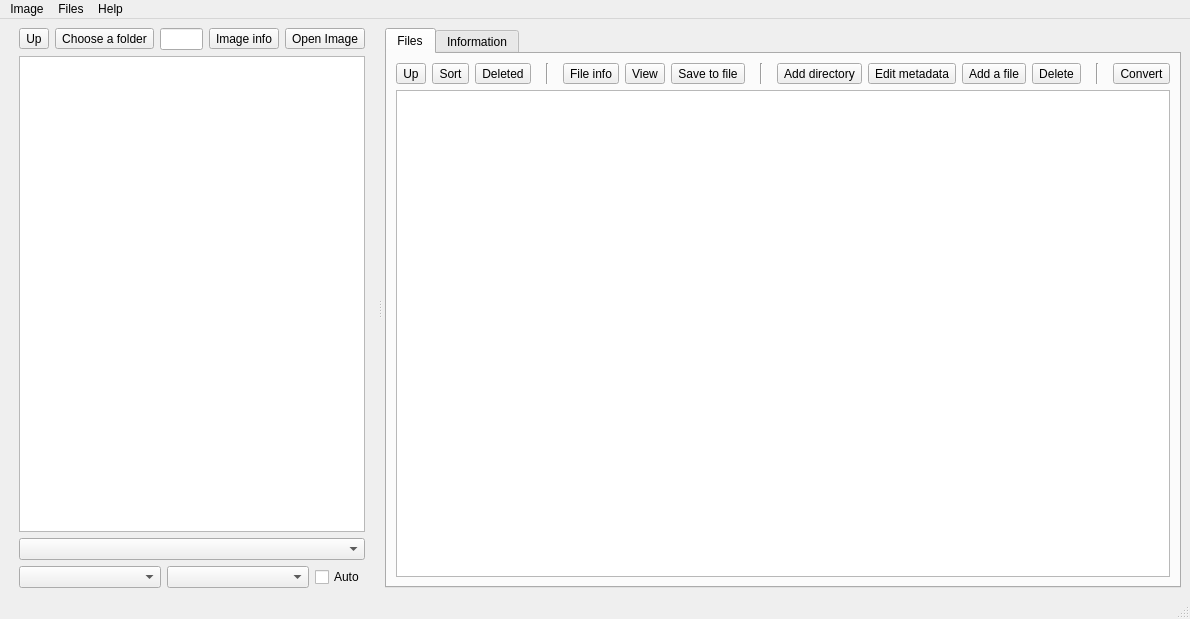
Before: the Qt Designer form src/mainwindow.ui in Ptr314/dsk_commander, drawn with Qt 5.
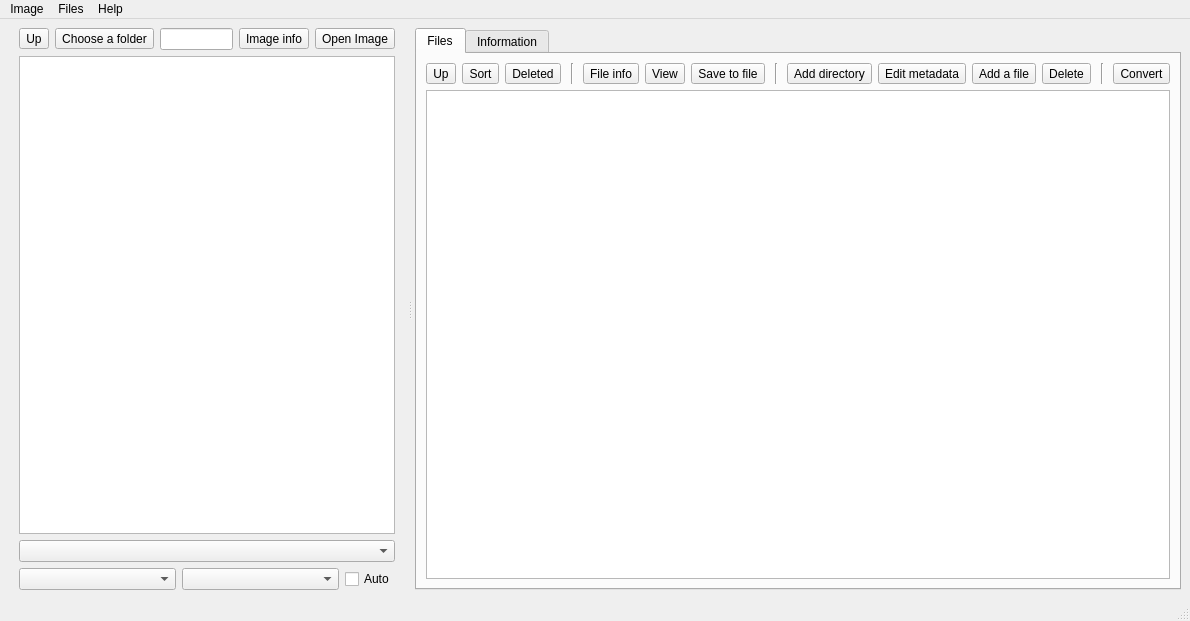
After: the same form once the commit is applied. Icons and pictures are not drawn.

Patch:
```diff
--- a/src/mainwindow.ui
+++ b/src/mainwindow.ui
@@ -7,7 +7,7 @@
     <x>0</x>
     <y>0</y>
     <width>1190</width>
-    <height>619</height>
+    <height>621</height>
    </rect>
   </property>
   <property name="windowTitle">
@@ -311,7 +311,7 @@
                  <widget class="Line" name="line">
                   <property name="minimumSize">
                    <size>
-                    <width>20</width>
+                    <width>10</width>
                     <height>0</height>
                    </size>
                   </property>
@@ -384,7 +384,7 @@
                  <widget class="Line" name="line_2">
                   <property name="minimumSize">
                    <size>
-                    <width>20</width>
+                    <width>10</width>
                     <height>0</height>
                    </size>
                   </property>
@@ -493,7 +493,7 @@
                  <widget class="Line" name="line_3">
                   <property name="minimumSize">
                    <size>
-                    <width>20</width>
+                    <width>10</width>
                     <height>0</height>
                    </size>
                   </property>
```
